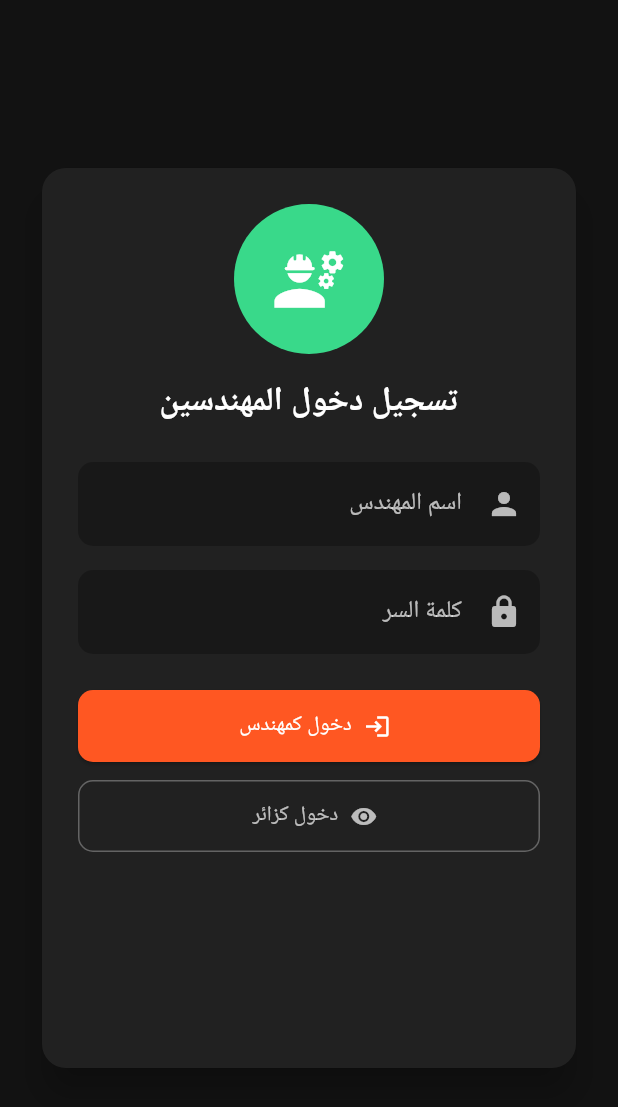
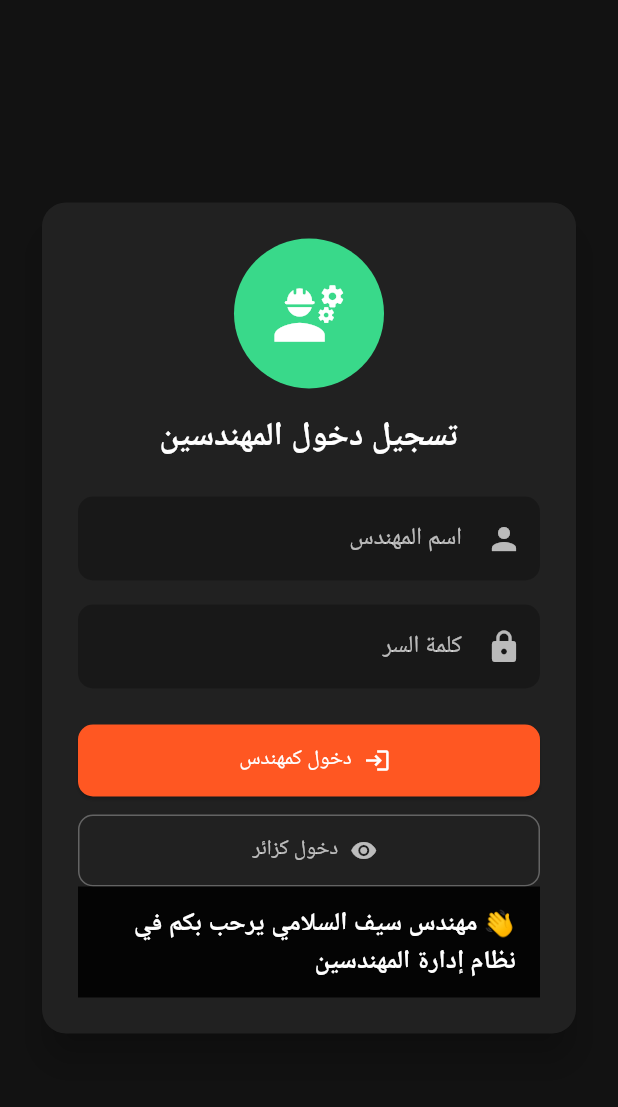
Before and after one commit to Saifhassen/team_task_manager, a Flutter app: the screen it shows after launch, on a phone screen of 412 x 824 dp. Shown: the top 1107 px of the screen. Run offline on Flutter 3.47's test engine with Material 3 defaults, Android fonts, the phone set to English and light mode, and no system bars; our stand-ins replace cloud_firestore, connectivity_plus, firebase_core, hive, hive_flutter, lottie; accounts and stored records are empty; Roboto replaces fonts that are missing (NontArabic).

Commit message:
🟢 إضافة رسالة ترحيب المهندس سيف السلامي إلى شاشة تسجيل الدخول

```diff
--- a/lib/screens/home_screen.dart
+++ b/lib/screens/home_screen.dart
@@ -494,7 +494,7 @@ class _HomeScreenState extends State<HomeScreen> {
               ],
             ),
 
-            Positioned(bottom: 0, left: 0, right: 0, child: WelcomeBanner()),
+            Positioned(bottom: 0, left: 0, right: 0, child: RobotTipsWidget()),
           ],
         ),
       ),
--- a/lib/screens/login_screen.dart
+++ b/lib/screens/login_screen.dart
@@ -2,7 +2,8 @@ import 'package:flutter/material.dart';
 import 'package:hive/hive.dart';
 import 'package:lottie/lottie.dart';
 import 'package:team_task_manager/screens/home_screen.dart';
-import 'package:team_task_manager/widgets/allpeople.dart'; // استيراد المتغيرات والوظائف
+import 'package:team_task_manager/widgets/allpeople.dart';
+import 'package:team_task_manager/widgets/robotTipsWidget2.dart'; // استيراد المتغيرات والوظائف
 
 class LoginScreen extends StatefulWidget {
   const LoginScreen({Key? key}) : super(key: key);
@@ -207,14 +208,11 @@ class _LoginScreenState extends State<LoginScreen> {
                         ),
                       ),
                     ),
-                    SizedBox(
-                      height: 120,
-                      child: Lottie.asset(
-                        'assets/animations/robot_wave.json',
-                        height: 200,
-                        repeat: true,
-                        animate: true,
-                      ),
+                    Positioned(
+                      bottom: 0,
+                      left: 0,
+                      right: 0,
+                      child: RobotTipsWidget2(),
                     ),
                   ],
                 ),
--- /dev/null
+++ b/lib/widgets/robotTipsWidget2.dart
@@ -0,0 +1,94 @@
+import 'package:flutter/material.dart';
+import 'dart:async';
+import 'dart:math';
+
+class RobotTipsWidget2 extends StatefulWidget {
+  const RobotTipsWidget2({super.key});
+
+  @override
+  State<RobotTipsWidget2> createState() => _RobotTipsWidget2State();
+}
+
+class _RobotTipsWidget2State extends State<RobotTipsWidget2>
+    with SingleTickerProviderStateMixin {
+  final List<String> tips = [
+    '👋 مهندس سيف السلامي يرحب بكم في نظام إدارة المهندسين',
+    '📌 هذا النظام مخصص لتنظيم المهام وتسهيل متابعة الإنجازات',
+    '🛠 إذا لم تكن من الكادر الهندسي، يمكنك الدخول كـ "زائر" للاطلاع فقط',
+    '📞 إذا كنت مهندسًا في وحدة الأجهزة الطبية، يُرجى التواصل مع مسؤول الوحدة لتفعيل حسابك',
+  ];
+
+  String currentTip = '';
+  Timer? _timer;
+  late AnimationController _fadeController;
+  late Animation<double> _fadeAnimation;
+
+  @override
+  void initState() {
+    super.initState();
+
+    currentTip = _getRandomTip();
+
+    _fadeController = AnimationController(
+      vsync: this,
+      duration: const Duration(milliseconds: 800),
+    );
+    _fadeAnimation = CurvedAnimation(
+      parent: _fadeController,
+      curve: Curves.easeInOut,
+    );
+
+    _fadeController.forward();
+
+    _timer = Timer.periodic(const Duration(seconds: 10), (timer) async {
+      await _fadeController.reverse();
+      setState(() {
+        currentTip = _getRandomTip();
+      });
+      await _fadeController.forward();
+    });
+  }
+
+  String _getRandomTip() {
+    final random = Random();
+    String nextTip;
+    do {
+      nextTip = tips[random.nextInt(tips.length)];
+    } while (nextTip == currentTip && tips.length > 1);
+    return nextTip;
+  }
+
+  @override
+  void dispose() {
+    _timer?.cancel();
+    _fadeController.dispose();
+    super.dispose();
+  }
+
+  @override
+  Widget build(BuildContext context) {
+    return Container(
+      color: Colors.black87,
+      padding: const EdgeInsets.symmetric(horizontal: 16, vertical: 12),
+      child: FadeTransition(
+        opacity: _fadeAnimation,
+        child: Text(
+          currentTip,
+          style: const TextStyle(
+            color: Colors.white,
+            fontSize: 17,
+            fontWeight: FontWeight.w600,
+            shadows: [
+              Shadow(
+                color: Colors.black45,
+                offset: Offset(1, 1),
+                blurRadius: 2,
+              ),
+            ],
+          ),
+          textDirection: TextDirection.rtl,
+        ),
+      ),
+    );
+  }
+}
```
